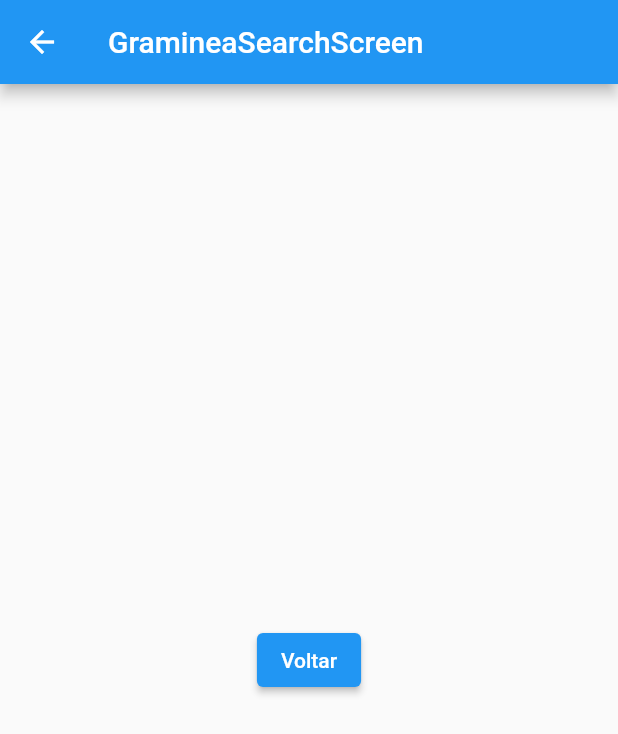
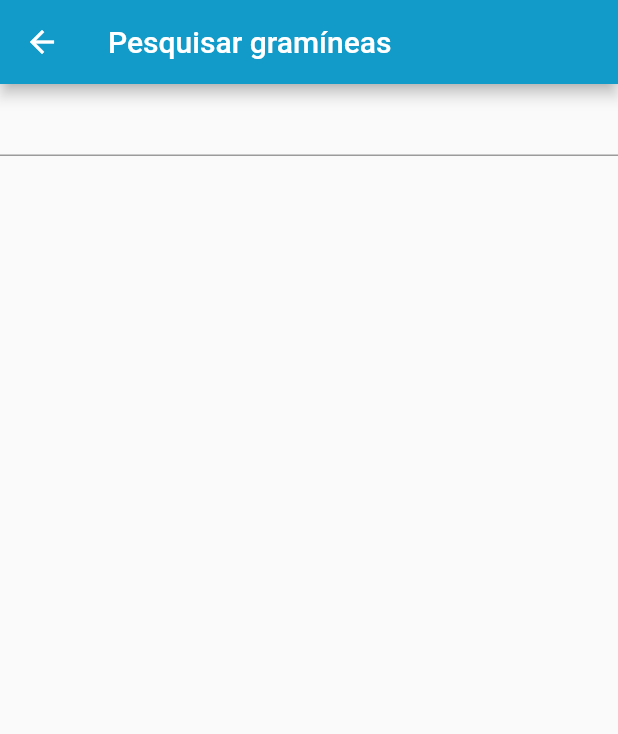
Before and after one commit to zeduardu/gramipasto_mobileapp, a Flutter app: the GramineaSearchScreen screen opened directly, on a phone screen of 412 x 824 dp. Shown: the top 734 px of the screen. Run offline on Flutter 3.47's test engine with Material 2 defaults, Android fonts, the phone set to English and light mode, and no system bars; our stand-ins replace flutter_custom_clippers.

Commit message:
20210403_1439 Tela inicial

```diff
--- a/lib/modules/graminea/screens/GramineaSearchScreen.dart
+++ b/lib/modules/graminea/screens/GramineaSearchScreen.dart
@@ -1,16 +1,41 @@
+import 'package:flutter/cupertino.dart';
 import 'package:flutter/material.dart';
 
-class GramineaSearchScreen extends StatelessWidget {
+class GramineaSearchScreen extends StatefulWidget {
+  @override
+  _GramineaSearchScreenState createState() => _GramineaSearchScreenState();
+}
+
+class _GramineaSearchScreenState extends State<GramineaSearchScreen> {
+  final formKey = GlobalKey<FormState>();
+  // Recuperar o valor da pesquisa pelo dado da gramínea
+  final searchTextController = TextEditingController();
+
+  @override
+  void dispose() {
+    // Zerar os dados pesquisados ou qualquer resquício de busca feita
+    searchTextController.dispose();
+    super.dispose();
+  }
+
   @override
   Widget build(BuildContext context) {
     return Scaffold(
       appBar: AppBar(
-        title: Text("GramineaSearchScreen"),
+        title: Text("Pesquisar gramíneas"),
+        backgroundColor: Color.fromRGBO(18, 154, 200, 1),
       ),
-      body: Center(
-        child: ElevatedButton(
-          onPressed: () {},
-          child: Text('Voltar'),
+      body: Form(
+        key: formKey,
+        child: Column(
+          children: <Widget>[
+            TextFormField(
+              controller: searchTextController,
+              onChanged: (value) {
+                print(value);
+              },
+            ),
+          ],
         ),
       ),
     );
```
Also changed, not shown: lib/services/GramineaService.dart (+15 -8 lines).
